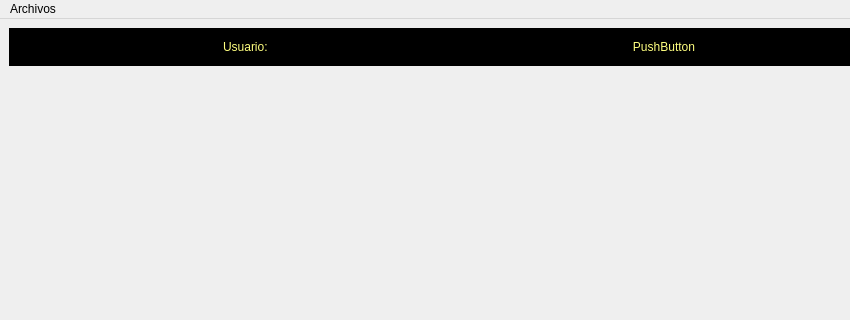
The window that mainwindow.ui (arcnexus/RedFoX) describes before a commit, drawn with Qt 5; both pictures show x 0 to 850 and y 0 to 320 of the 1245 by 487 pixel window.
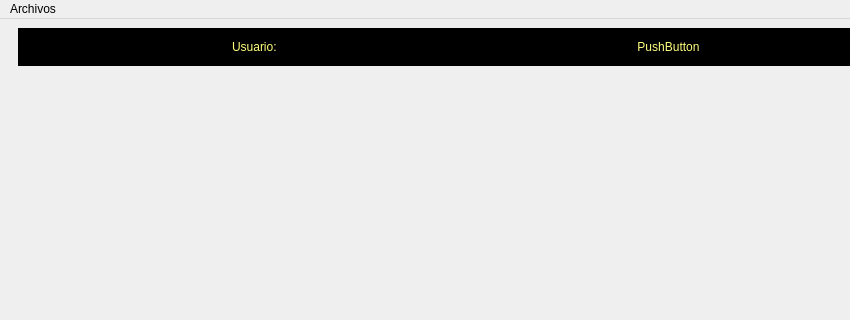
The same window after the commit. Icons and pictures are not drawn.

Patch:
```diff
--- a/mainwindow.ui
+++ b/mainwindow.ui
@@ -46,6 +46,9 @@
   </property>
   <widget class="QWidget" name="centralwidget">
    <layout class="QVBoxLayout" name="verticalLayout">
+    <property name="leftMargin">
+     <number>18</number>
+    </property>
     <item>
      <widget class="QFrame" name="frameusuario">
       <property name="minimumSize">
```
Left out of the diff: 2 changed lines with no effect on the pictures.
